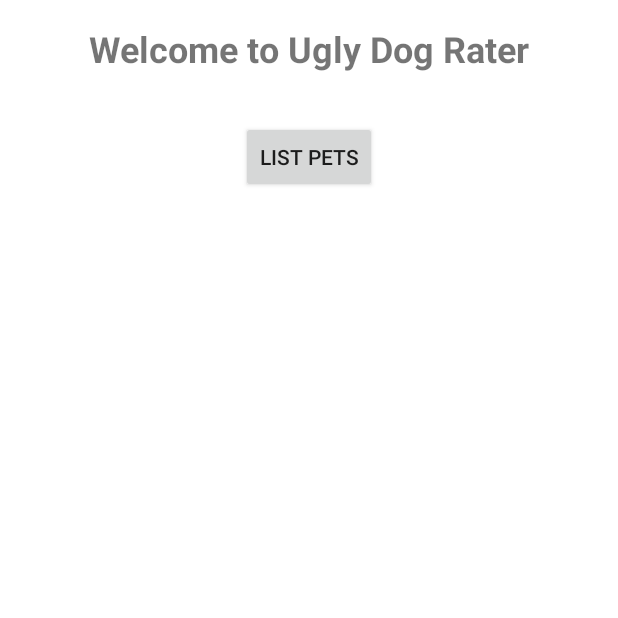
After one commit to AlexSTJO/KotlinRatingApp, an Android app built with Jetpack Compose: the MainPageActivity screen opened directly, with no data from a screen before it, on a phone screen of 412 x 824 dp, the top half of it. The commit adds this screen. Run offline under Robolectric (Android 15) with nearby library versions, the phone set to English and light mode, and no system bars.

Commit message:
Added Main View and List Pets View

```diff
--- /dev/null
+++ b/app/src/main/java/com/example/uglydograter/MainPageActivity.kt
@@ -0,0 +1,20 @@
+package com.example.uglydograter
+
+import android.app.Activity
+import android.content.Intent
+import android.os.Bundle
+import android.widget.Button
+
+class MainPageActivity : Activity() {
+
+    override fun onCreate(savedInstanceState: Bundle?) {
+        super.onCreate(savedInstanceState)
+        setContentView(R.layout.activity_main_page)
+
+        val btnListPets = findViewById<Button>(R.id.btnListPets)
+
+        btnListPets.setOnClickListener {
+            startActivity(Intent(this, ListPetsActivity::class.java))
+        }
+    }
+}
--- a/app/src/main/java/com/example/uglydograter/api/ApiService.kt
+++ b/app/src/main/java/com/example/uglydograter/api/ApiService.kt
@@ -3,10 +3,13 @@ package com.example.uglydograter.api
 import com.example.uglydograter.models.LoginRequest
 import com.example.uglydograter.models.LoginResponse
 import com.example.uglydograter.models.LogoutRequest
+import com.example.uglydograter.models.PetsResponse
 import com.example.uglydograter.models.RegisterRequest
 import com.example.uglydograter.models.RegisterResponse
 import retrofit2.Call
 import retrofit2.http.Body
+import retrofit2.http.GET
+import retrofit2.http.Header
 import retrofit2.http.POST
 
 interface ApiService {
@@ -19,4 +22,7 @@ interface ApiService {
 
     @POST("logout")
     fun logout(@Body request: LogoutRequest): Call<Unit>
+
+    @GET("pets/list")
+    fun listPets(@Header("Authorization") token: String): Call<PetsResponse>
 }
--- /dev/null
+++ b/app/src/main/res/layout/activity_main_page.xml
@@ -0,0 +1,33 @@
+<?xml version="1.0" encoding="utf-8"?>
+<androidx.constraintlayout.widget.ConstraintLayout
+    xmlns:android="http://schemas.android.com/apk/res/android"
+    xmlns:app="http://schemas.android.com/apk/res-auto"
+    xmlns:tools="http://schemas.android.com/tools"
+    android:layout_width="match_parent"
+    android:layout_height="match_parent"
+    tools:context=".MainPageActivity">
+
+    <TextView
+        android:id="@+id/tvWelcome"
+        android:layout_width="wrap_content"
+        android:layout_height="wrap_content"
+        android:text="Welcome to Ugly Dog Rater"
+        android:textSize="24sp"
+        android:textStyle="bold"
+        app:layout_constraintTop_toTopOf="parent"
+        app:layout_constraintStart_toStartOf="parent"
+        app:layout_constraintEnd_toEndOf="parent"
+        android:layout_marginTop="16dp" />
+
+    <Button
+        android:id="@+id/btnListPets"
+        android:layout_width="wrap_content"
+        android:layout_height="wrap_content"
+        android:text="List Pets"
+        app:layout_constraintTop_toBottomOf="@id/tvWelcome"
+        app:layout_constraintStart_toStartOf="parent"
+        app:layout_constraintEnd_toEndOf="parent"
+        android:layout_marginTop="32dp" />
+
+
+</androidx.constraintlayout.widget.ConstraintLayout>
```
Also changed, not shown: app/src/main/AndroidManifest.xml (+15 -2 lines), app/src/main/java/com/example/uglydograter/ListPetsActivity.kt (added, +83 -0 lines), app/src/main/java/com/example/uglydograter/MainActivity.kt (+30 -16 lines), app/src/main/java/com/example/uglydograter/PetsAdapter.kt (added, +34 -0 lines), app/src/main/java/com/example/uglydograter/models/Models.kt (+13 -0 lines), app/src/main/res/layout/activity_list_pets.xml (added, +40 -0 lines), app/src/main/res/layout/item_pet.xml (added, +30 -0 lines).
